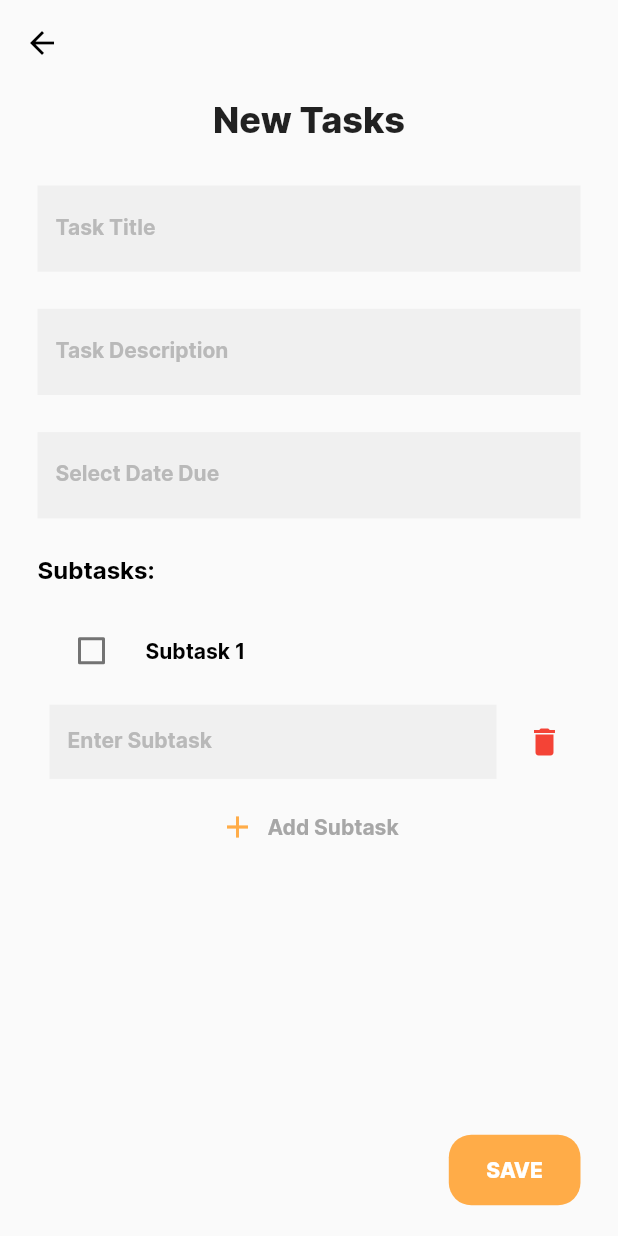
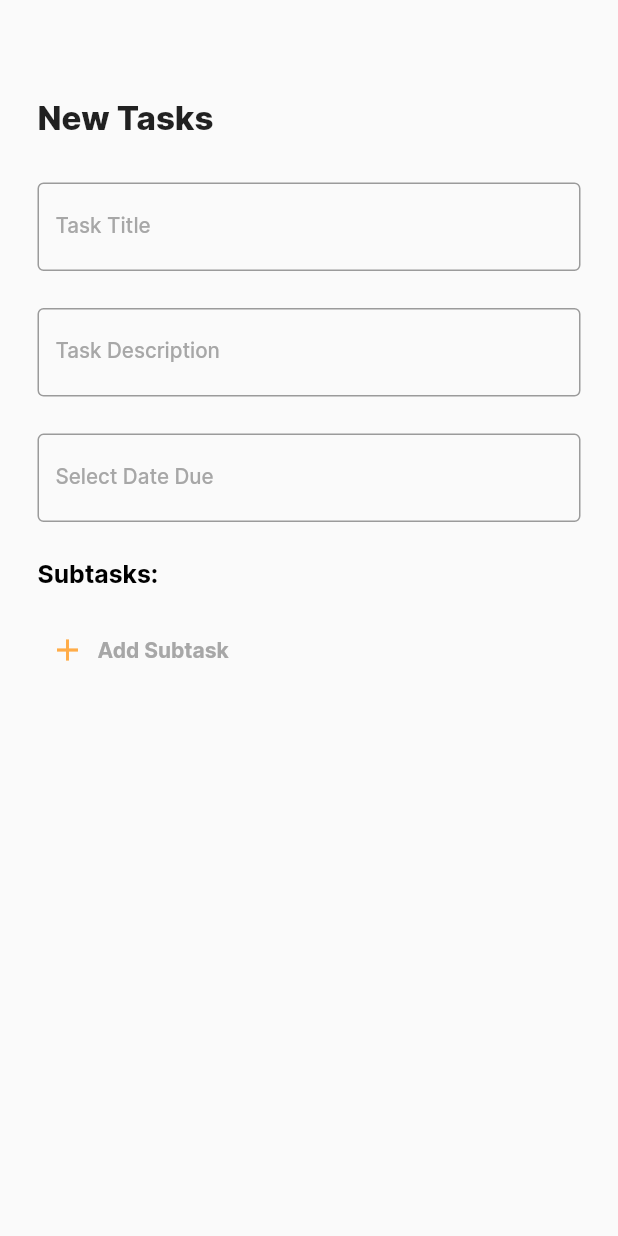
Before and after one commit to GloriaMMuthumbi/managed_todo_app, a Flutter app: the NewTaskFormScreen screen opened directly, on a phone screen of 412 x 824 dp. Run offline on Flutter 3.47's test engine with Material 2 defaults, Android fonts, the phone set to English and light mode, and no system bars; our stand-ins replace sizer.

Commit message:
adding subtask feature (#2)
* adding subtask feature

* Adding tasks entered in field in checkbox view list

* Add subtask changes and add subtask button added

```diff
--- a/lib/main.dart
+++ b/lib/main.dart
@@ -19,7 +19,7 @@ class _MyAppState extends State<MyApp> {
   @override
   Widget build(BuildContext context) {
     return Sizer(builder: (context, orientation, screenType) {
-      return MaterialApp(
+      return const MaterialApp(
         debugShowCheckedModeBanner: false,
         home: SplashScreen(),
       );
--- a/lib/screens/new_task_form_screen.dart
+++ b/lib/screens/new_task_form_screen.dart
@@ -11,23 +11,16 @@ class NewTaskFormScreen extends StatefulWidget {
 
 class _NewTaskFormScreenState extends State<NewTaskFormScreen> {
   final TextEditingController dateInputController = TextEditingController();
+  final TextEditingController subtaskInputController = TextEditingController();
 
-  List<TextEditingController> subtaskController = [];
-
-  bool? isActive = false;
-  bool? isSelected = false;
-
-  @override
-  void initState() {
-    super.initState();
-    subtaskController.add(TextEditingController());
-  }
+  List<String> subtaskList = [];
+  List<bool> checkboxValues = [];
+  bool showSubtaskList = false;
 
   @override
   void dispose() {
-    for (var controller in subtaskController) {
-      controller.dispose();
-    }
+    dateInputController.dispose();
+    subtaskInputController.dispose();
     super.dispose();
   }
 
@@ -47,75 +40,61 @@ class _NewTaskFormScreenState extends State<NewTaskFormScreen> {
         ),
       ),
       body: Container(
-          child: Padding(
-            padding: const EdgeInsets.only(right: 25.0, left: 25.0),
-            child:
-                Column(mainAxisAlignment: MainAxisAlignment.start, children: [
-              const Padding(
-                padding: EdgeInsets.only(
-                  bottom: 4.0,
-                ),
+        padding: const EdgeInsets.symmetric(horizontal: 25.0),
+        child: Column(
+          crossAxisAlignment: CrossAxisAlignment.start,
+          children: [
+            Padding(
+              padding: const EdgeInsets.only(bottom: 4.0),
               child: Text(
                 "New Tasks",
                 textAlign: TextAlign.center,
                 style: TextStyle(
                   fontFamily: 'Inter',
-                    fontSize: 24,
+                  fontSize: 16.sp,
                   fontWeight: FontWeight.w800,
                 ),
               ),
             ),
-              SizedBox(
-                height: 3.h,
-              ),
-              const TextField(
+            SizedBox(height: 3.h),
+            TextField(
               decoration: InputDecoration(
-                  border: InputBorder.none,
-                  filled: true,
-                  fillColor: Color(0xffF0F0F0),
+                  border: const OutlineInputBorder(),
                   labelText: 'Task Title',
                   labelStyle: TextStyle(
-                    fontFamily: 'Inter', fontSize: 14,
-                    fontWeight: FontWeight.w600, color: Color(0xffB9B9B9),
-                    //labelStyle: TextStyle(fontFamily: 'Inter', fontWeight: FontWeight.w500, color: Color(0xffB9B9B9),
+                    fontFamily: 'Inter',
+                    fontSize: 10.sp,
+                    fontWeight: FontWeight.w500,
+                    color: const Color(0xffA7A7A7),
+                  )),
             ),
-                ),
-              ),
-              SizedBox(
-                height: 3.h,
-              ),
-              const TextField(
+            SizedBox(height: 3.h),
+            TextField(
               decoration: InputDecoration(
-                  border: InputBorder.none,
-                  filled: true,
-                  fillColor: Color(0xffF0F0F0),
+                  border: const OutlineInputBorder(),
                   labelText: 'Task Description',
                   labelStyle: TextStyle(
-                    fontFamily: 'Inter', fontSize: 14,
-                    fontWeight: FontWeight.w600, color: Color(0xffB9B9B9),
-                    //labelStyle: TextStyle(fontFamily: 'Inter', fontWeight: FontWeight.w500, color: Color(0xffB9B9B9),
+                    fontFamily: 'Inter',
+                    fontSize: 10.sp,
+                    fontWeight: FontWeight.w500,
+                    color: const Color(0xffA7A7A7),
+                  )),
             ),
-                ),
-              ),
-              SizedBox(
-                height: 3.h,
-              ),
+            SizedBox(height: 3.h),
             TextField(
-                decoration: const InputDecoration(
-                  border: InputBorder.none,
-                  filled: true,
-                  fillColor: Color(0xffF0F0F0),
+              decoration: InputDecoration(
+                  border: const OutlineInputBorder(),
                   labelText: 'Select Date Due',
                   labelStyle: TextStyle(
-                    fontFamily: 'Inter', fontSize: 14,
-                    fontWeight: FontWeight.w600, color: Color(0xffB9B9B9),
-                    //labelStyle: TextStyle(fontFamily: 'Inter', fontWeight: FontWeight.w500, color: Color(0xffB9B9B9),
-                  ),
-                ),
+                    fontFamily: 'Inter',
+                    fontSize: 10.sp,
+                    fontWeight: FontWeight.w500,
+                    color: const Color(0xffA7A7A7),
+                  )),
               controller: dateInputController,
               readOnly: true,
               onTap: () async {
-                  DateTime? pickedDate = await showDatePicker(
+                final pickedDate = await showDatePicker(
                   context: context,
                   initialDate: DateTime.now(),
                   firstDate: DateTime.now(),
@@ -127,110 +106,112 @@ class _NewTaskFormScreenState extends State<NewTaskFormScreen> {
                           primary: Color(0xffFFAC48),
                           onPrimary: Colors.white,
                           onSurface: Color(0xff000000),
-                          )),
+                        ),
+                      ),
                       child: child!,
                     );
-                      });
+                  },
+                );
                 if (pickedDate != null) {
                   dateInputController.text =
                       DateFormat.yMMMMEEEEd().format(pickedDate).toString();
                 }
               },
             ),
-              SizedBox(
-                height: 3.h,
-              ),
+            SizedBox(height: 3.h),
             Expanded(
-                child: Align(
-                  alignment: Alignment.bottomLeft,
               child: Column(
+                  crossAxisAlignment: CrossAxisAlignment.start,
                   children: [
-                      Row(
-                        children: const [
-                          Text('Subtasks:',
+                    Text(
+                      'Subtasks:',
                       style: TextStyle(
                         fontFamily: 'Inter',
-                                fontSize: 16,
+                        fontSize: 12.sp,
                         fontWeight: FontWeight.w600,
                         color: Colors.black,
-                              )),
-                        ],
                       ),
-                      SizedBox(
-                        height: 2.h,
                     ),
-                      CheckboxListTile(
-                        controlAffinity: ListTileControlAffinity.leading,
-                        title: const Text('Subtask 1',
-                            style: TextStyle(
-                              fontFamily: 'Inter',
-                              fontSize: 14,
-                              fontWeight: FontWeight.w600,
-                              color: Colors.black,
-                              //decoration: isSelected ? TextDecoration.lineThrough : null,
-                            )),
-                        value: isSelected,
-                        onChanged: (value) {
-                          setState(() {
-                            isSelected = value;
-                          });
-                        },
-                        activeColor: const Color(0xffFFAC48),
-                        checkColor: Colors.white,
-                      ),
-                      Align(
-                          alignment: Alignment.topLeft,
-                          child: Column(children: [
-                            Column(
-                              children: [
-                                ...subtaskController
-                                    .asMap()
-                                    .entries
-                                    .map((entry) {
-                                  final int index = entry.key;
-                                  final TextEditingController controller =
-                                      entry.value;
+                    SizedBox(height: 2.h),
+                    ListView.builder(
+                        shrinkWrap: true,
+                        itemCount: subtaskList.length,
+                        itemBuilder: (context, index) {
                           return Row(
                             children: [
                               Expanded(
                                 child: Padding(
-                                          padding: const EdgeInsets.all(8.0),
-                                          child: TextField(
-                                            decoration: const InputDecoration(
-                                              border: InputBorder.none,
-                                              isDense: true,
-                                              filled: true,
-                                              fillColor: Color(0xffF0F0F0),
-                                              labelText: 'Enter Subtask',
-                                              labelStyle: TextStyle(
+                                    padding: const EdgeInsets.symmetric(
+                                        horizontal: 8.0),
+                                    child: CheckboxListTile(
+                                      value: checkboxValues[index],
+                                      onChanged: (value) {
+                                        setState(() {
+                                          checkboxValues[index] = value!;
+                                        });
+                                      },
+                                      title: Text(
+                                        subtaskList[index],
+                                        style: checkboxValues[index]
+                                            ? const TextStyle(
+                                                decoration:
+                                                    TextDecoration.lineThrough,
+                                                color: Color(0xffA7A7A7),
+                                              )
+                                            : TextStyle(
                                                 fontFamily: 'Inter',
-                                                fontSize: 14,
-                                                fontWeight: FontWeight.w600,
-                                                color: Color(0xffB9B9B9),
+                                                fontSize: 10.sp,
+                                                fontWeight: FontWeight.w500,
+                                                color: Colors.black,
                                               ),
                                       ),
-                                            controller: controller,
-                                          ),
-                                        ),
+                                      activeColor: const Color(0xffFFAC48),
+                                      checkColor: Colors.white,
+                                      controlAffinity:
+                                          ListTileControlAffinity.leading,
+                                    )),
                               ),
                               IconButton(
-                                        icon: Icon(Icons.delete,
-                                            color: Colors.red),
+                                icon:
+                                    const Icon(Icons.delete, color: Colors.red),
                                 onPressed: () {
                                   setState(() {
-                                            // Remove the controller at the given index
-                                            subtaskController.removeAt(index);
+                                    subtaskList.removeAt(index);
                                   });
                                 },
                               ),
                             ],
                           );
-                                }).toList(),
+                        }),
+                    if (showSubtaskList)
+                      TextField(
+                        decoration: InputDecoration(
+                          border: InputBorder.none,
+                          isDense: true,
+                          filled: true,
+                          fillColor: const Color(0xffF0F0F0),
+                          labelText: 'Enter Subtask',
+                          labelStyle: TextStyle(
+                            fontFamily: 'Inter',
+                            fontSize: 10.sp,
+                            fontWeight: FontWeight.w600,
+                            color: const Color(0xffB9B9B9),
+                          ),
+                        ),
+                        controller: subtaskInputController,
+                        onSubmitted: (value) {
+                          setState(() {
+                            subtaskList.add(value);
+                            checkboxValues.add(false);
+                            subtaskInputController.clear();
+                            showSubtaskList = !showSubtaskList;
+                          });
+                        },
+                      ),
                     TextButton.icon(
                         onPressed: () {
                           setState(() {
-                                      subtaskController
-                                          .add(TextEditingController());
+                            showSubtaskList = !showSubtaskList;
                           });
                         },
                         icon: const Icon(
@@ -245,53 +226,33 @@ class _NewTaskFormScreenState extends State<NewTaskFormScreen> {
                             fontWeight: FontWeight.w600,
                             color: Color(0xffA7A7A7),
                           ),
-                                  ),
-                                ),
-                              ],
+                        ))
+                  ]),
             )
-                          ])),
           ],
         ),
       ),
-              ),
-              Padding(
-                padding: const EdgeInsets.only(bottom: 20),
-                child: Align(
-                  alignment: Alignment.bottomRight,
-                  child: TextButton(
-                    onPressed: () {},
-                    style: TextButton.styleFrom(
-                        backgroundColor: const Color(0xffFFAC48),
-                        padding: const EdgeInsets.fromLTRB(25, 15, 25, 15),
-                        shape: RoundedRectangleBorder(
-                            borderRadius: BorderRadius.circular(15))),
-                    child: Text(
-                      "Save".toUpperCase(),
-                      style: const TextStyle(
-                        color: Colors.white,
-                        fontFamily: 'Inter',
-                        fontWeight: FontWeight.w800,
-                        fontSize: 14,
-                      ),
-                    ),
-                  ),
-                ),
-              ),
-            ]),
-          ),
-        ));
+    );
   }
 }
 
-/*IconButton(
-                                          onPressed: () {
-                                            setState(() {
-                                              isActive = false;
-                                            });
+void main() {
+  runApp(MyApp());
+}
+
+class MyApp extends StatelessWidget {
+  @override
+  Widget build(BuildContext context) {
+    return Sizer(
+      builder: (context, orientation, deviceType) {
+        return MaterialApp(
+          title: 'Flutter Demo',
+          theme: ThemeData(
+            primarySwatch: Colors.blue,
+          ),
+          home: const NewTaskFormScreen(),
+        );
       },
-                                          icon: const Icon(
-                                            Icons.delete,
-                                            color: Color(0xffea0000),
-                                            size: 22,
-                                          ),
-                                      ),*/
+    );
+  }
+}
```
Also changed, not shown: pubspec.lock, 1 other file. Lines whose indentation alone changed are shown as unchanged.
